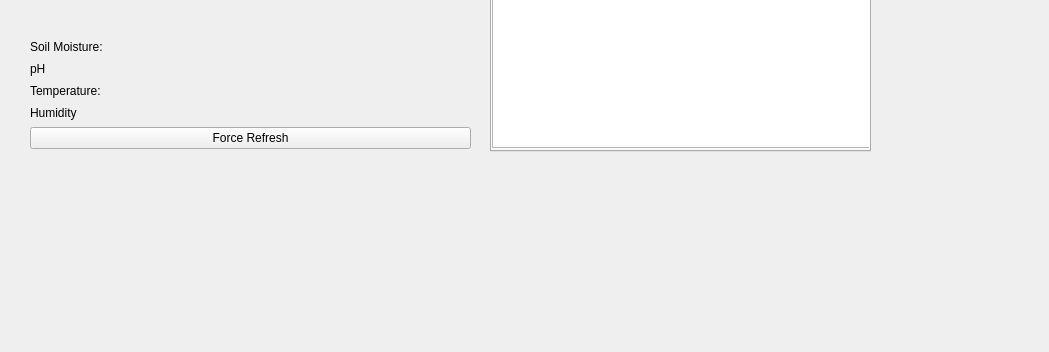
First picture: the form in mainpage.ui, repository ShaniceReih/Vertanom-final, before the edit; both pictures show x 0 to 1049 and y 399 to 751 of the 1362 by 751 pixel window.
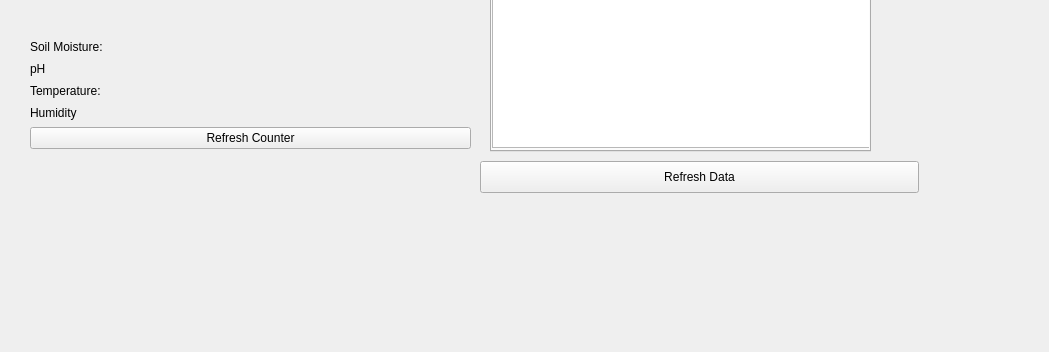
Second picture: the form after the edit.

Commit message: WIP: Add data to Database

What changed in the file:
```diff
--- a/mainpage.ui
+++ b/mainpage.ui
@@ -308,7 +308,7 @@
      <item>
       <widget class="QPushButton" name="pushButton_2">
        <property name="text">
-        <string>Force Refresh</string>
+        <string>Refresh Counter</string>
        </property>
       </widget>
      </item>
@@ -464,6 +464,19 @@
      </item>
     </layout>
    </widget>
+   <widget class="QPushButton" name="refreshData">
+    <property name="geometry">
+     <rect>
+      <x>480</x>
+      <y>560</y>
+      <width>439</width>
+      <height>32</height>
+     </rect>
+    </property>
+    <property name="text">
+     <string>Refresh Data</string>
+    </property>
+   </widget>
   </widget>
   <widget class="QMenuBar" name="menubar">
    <property name="geometry">
```
Left out of the diff: 2 changed lines with no effect on the pictures. The commit also changes 6 other files.
